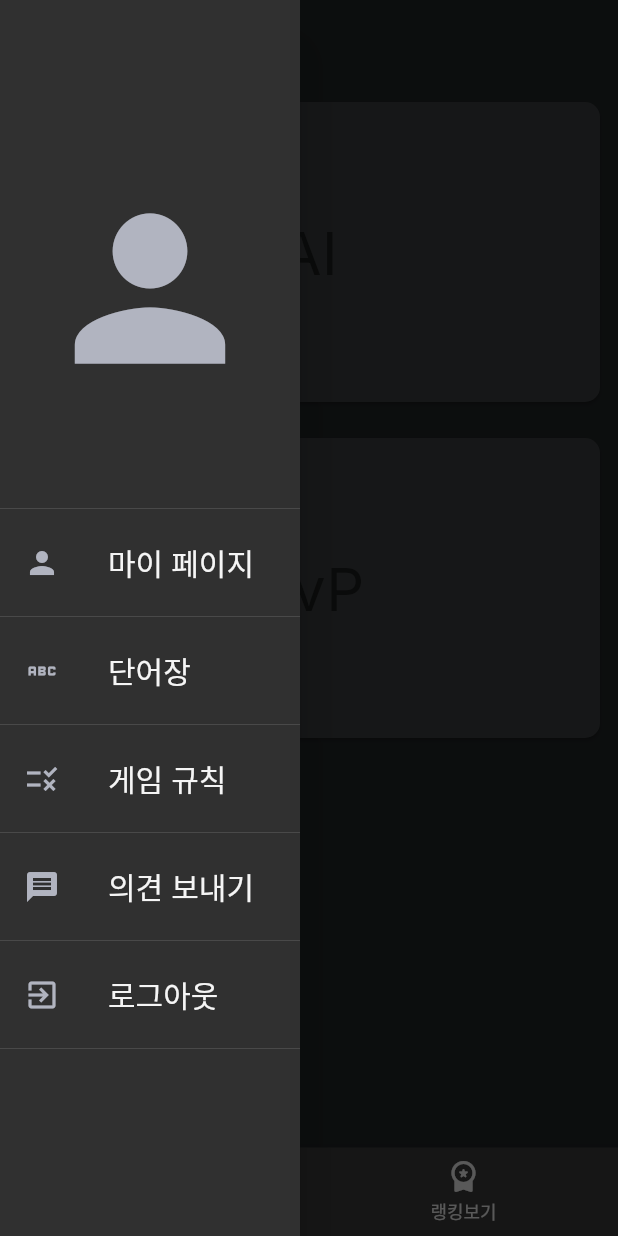
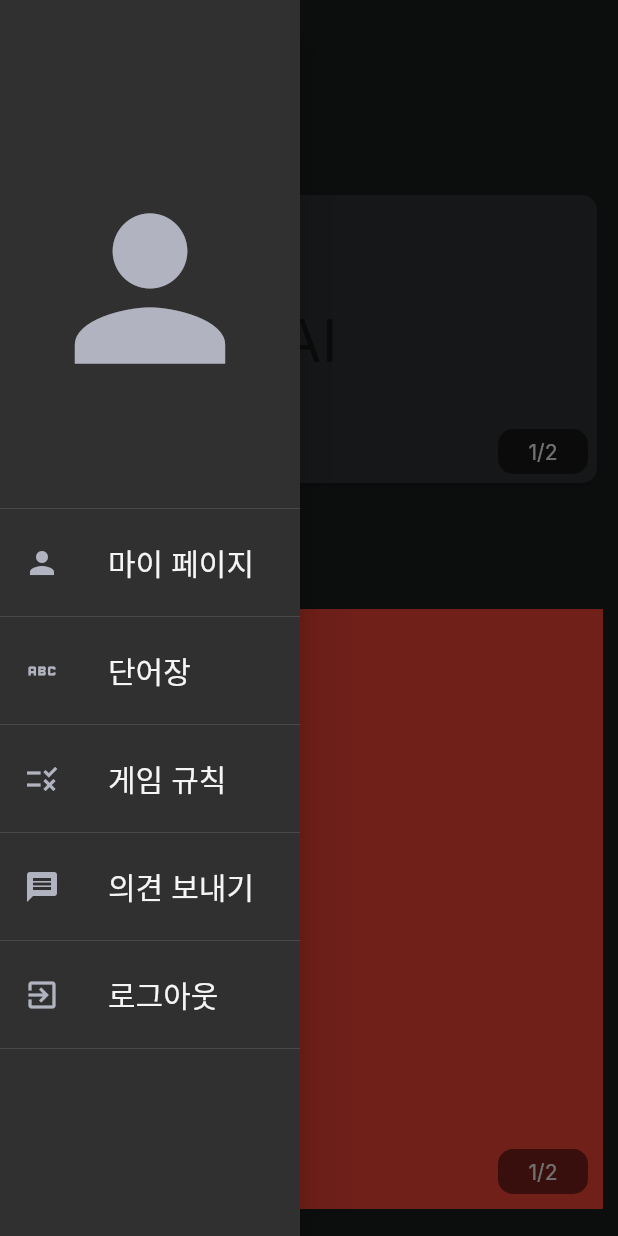
Before and after one commit to hjk1996/flutter--, a Flutter app: the HomeScreenView screen opened directly, with the side drawer open, on a phone screen of 412 x 824 dp. Run offline on Flutter 3.47's test engine with Material 2 defaults, Android fonts, the phone set to English and light mode, and no system bars; our stand-ins replace chat_bubbles, cloud_firestore, connectivity_plus, firebase_auth, firebase_core, firebase_storage and 6 more; missing offline and left inert: firebase_app_check; accounts and stored records are empty; generated files the repository leaves out were written again.

Commit message:
add rank board to homepage

```diff
--- a/lib/di/di.dart
+++ b/lib/di/di.dart
@@ -21,7 +21,7 @@ void initialSetUp() {
   getIt.registerSingleton<FirestoreRepo>(FirestoreRepoImpl(FirestoreHelper()));
   getIt.registerSingleton<FirebaseStorageRepo>(
       FirebaseStorageRepoImpl(helper: FirebaseStorageHelper()));
-  getIt.registerSingleton(Referee(wordsRepo: getIt<FirestoreRepo>()));
+  getIt.registerSingleton(Referee(repo: getIt<FirestoreRepo>()));
   getIt.registerSingleton(Connectivity());
 }
 
--- a/lib/domain/repository/firestore_repo.dart
+++ b/lib/domain/repository/firestore_repo.dart
@@ -1,4 +1,6 @@
+import 'package:text_project/domain/model/game_log.dart';
 import 'package:text_project/domain/model/last_word.dart';
+import 'package:text_project/domain/model/user_stat.dart';
 import 'package:text_project/domain/model/word.dart';
 
 abstract class FirestoreRepo {
@@ -10,5 +12,8 @@ abstract class FirestoreRepo {
   Future<String> getRandomNonKillerWord();
   Future<bool> checkWordExists(String word);
   Future<void> sendGameLog(Map<String, dynamic> log);
+  Future<void> updateUserInfoAfterGame(Map<String, dynamic> log);
   Future<void> sendFeedback(String title, String content);
+  Future<List<GameLog>> fetchUserGameLogs(int limit);
+  Future<UserStat?> fetchUserStat();
 }
--- a/lib/main.dart
+++ b/lib/main.dart
@@ -48,9 +48,10 @@ void main() async {
         ),
         ChangeNotifierProvider(
           create: (context) => UserScreenViewModel(
-            repo: GetIt.instance<FirebaseStorageRepo>(),
+            storageRepo: GetIt.instance<FirebaseStorageRepo>(),
+            storeRepo: GetIt.instance<FirestoreRepo>(),
           ),
-        ),
+        )
       ],
       builder: (context, child) => const MyApp(),
     ),
--- a/lib/presentation/game_screen/components/app_bar.dart
+++ b/lib/presentation/game_screen/components/app_bar.dart
@@ -87,9 +87,7 @@ class _GameScreenAppBarState extends State<GameScreenAppBar>
                     ? viewModel.referee.usedWords.last
                     : '',
               ),
-              CountDownTimer(
-                difficulty: viewModel.state.setting.difficulty,
-              ),
+              CountDownTimer(),
             ],
           ),
           actions: [
--- a/lib/presentation/home_screen/components/game_menu.dart
+++ b/lib/presentation/home_screen/components/game_menu.dart
@@ -2,21 +2,77 @@ import 'package:flutter/material.dart';
 import 'package:provider/provider.dart';
 import 'package:text_project/presentation/home_screen/home_screen_view_model.dart';
 
-class GameMenu extends StatelessWidget {
+class GameMenu extends StatefulWidget {
   const GameMenu({super.key});
 
   @override
+  State<GameMenu> createState() => _GameMenuState();
+}
+
+class _GameMenuState extends State<GameMenu> {
+  final _pageController = PageController(initialPage: 0);
+  int _currentPage = 0;
+
+  @override
   Widget build(BuildContext context) {
-    return SingleChildScrollView(
-      child: Column(
-        mainAxisAlignment: MainAxisAlignment.center,
+    return SizedBox(
+      height: 200,
+      width: double.infinity,
+      child: Stack(children: [
+        PageView(
+          controller: _pageController,
+          onPageChanged: (value) {
+            setState(() {
+              _currentPage = value;
+            });
+          },
           children: [
             GameMenuCard(
               content: 'AI',
-              onTap: context.read<HomeScreenViewModel>().onGameStart),
-          GameMenuCard(content: 'PvP', onTap: () {})
+              onTap: context.read<HomeScreenViewModel>().onGameStart,
+            ),
+            GameMenuCard(
+              content: 'PvP',
+              onTap: () {
+                showDialog(
+                  context: context,
+                  builder: (context) {
+                    return AlertDialog(
+                      title: const Text(
+                        "준비중입니다.",
+                        textAlign: TextAlign.center,
+                      ),
+                      actions: [
+                        TextButton(
+                          onPressed: () {
+                            Navigator.of(context).pop();
+                          },
+                          child: const Text("확인"),
+                        ),
+                      ],
+                    );
+                  },
+                );
+              },
+            ),
           ],
         ),
+        Positioned(
+          bottom: 10,
+          right: 10,
+          child: ClipRRect(
+            borderRadius: BorderRadius.circular(10),
+            child: Container(
+              width: 60,
+              height: 30,
+              color: Colors.black.withOpacity(0.5),
+              child: Center(
+                child: Text("${_currentPage + 1}/2"),
+              ),
+            ),
+          ),
+        )
+      ]),
     );
   }
 }
@@ -28,16 +84,10 @@ class GameMenuCard extends StatelessWidget {
 
   @override
   Widget build(BuildContext context) {
-    return Padding(
-      padding: const EdgeInsets.all(8.0),
-      child: InkWell(
+    return InkWell(
       onTap: onTap,
       child: Card(
-          shape:
-              RoundedRectangleBorder(borderRadius: BorderRadius.circular(10)),
-          child: SizedBox(
-            width: double.infinity,
-            height: 200,
+        shape: RoundedRectangleBorder(borderRadius: BorderRadius.circular(10)),
         child: Center(
           child: Text(
             content,
@@ -45,8 +95,6 @@ class GameMenuCard extends StatelessWidget {
           ),
         ),
       ),
-        ),
-      ),
     );
   }
 }
--- /dev/null
+++ b/lib/presentation/home_screen/components/rank_board.dart
@@ -0,0 +1,63 @@
+import 'package:flutter/cupertino.dart';
+import 'package:flutter/material.dart';
+import 'package:flutter/src/widgets/container.dart';
+import 'package:flutter/src/widgets/framework.dart';
+
+class RankBoard extends StatefulWidget {
+  const RankBoard({super.key});
+
+  @override
+  State<RankBoard> createState() => _RankBoardState();
+}
+
+class _RankBoardState extends State<RankBoard> {
+  final _pageController = PageController();
+  int _currentPage = 0;
+
+  @override
+  Widget build(BuildContext context) {
+    return SizedBox(
+      width: double.infinity,
+      height: 400,
+      child: Stack(
+        children: [
+          PageView(
+            controller: _pageController,
+            onPageChanged: (value) {
+              setState(() {
+                _currentPage = value;
+              });
+            },
+            children: [
+              Container(
+                width: double.infinity,
+                height: 400,
+                color: Colors.red,
+              ),
+              Container(
+                width: double.infinity,
+                height: 400,
+                color: Colors.blue,
+              ),
+            ],
+          ),
+          Positioned(
+            bottom: 10,
+            right: 10,
+            child: ClipRRect(
+              borderRadius: BorderRadius.circular(10),
+              child: Container(
+                width: 60,
+                height: 30,
+                color: Colors.black.withOpacity(0.5),
+                child: Center(
+                  child: Text("${_currentPage + 1}/2"),
+                ),
+              ),
+            ),
+          )
+        ],
+      ),
+    );
+  }
+}
--- a/lib/presentation/home_screen/home_screen_view.dart
+++ b/lib/presentation/home_screen/home_screen_view.dart
@@ -10,6 +10,7 @@ import 'package:text_project/presentation/common/yes_or_no_dialog.dart';
 import 'package:text_project/presentation/game_screen/game_screen_view.dart';
 import 'package:text_project/presentation/home_screen/components/drawer.dart';
 import 'package:text_project/presentation/home_screen/components/game_menu.dart';
+import 'package:text_project/presentation/home_screen/components/rank_board.dart';
 import 'package:text_project/presentation/home_screen/home_screen_event.dart';
 import 'package:text_project/presentation/home_screen/home_screen_view_model.dart';
 import 'package:text_project/presentation/initial_screen/initial_screen_view.dart';
@@ -101,41 +102,36 @@ class _HomeScreenViewState extends State<HomeScreenView> {
 
   @override
   Widget build(BuildContext context) {
-    final viewModel = context.read<HomeScreenViewModel>();
-
     return Scaffold(
       resizeToAvoidBottomInset: false,
       appBar: AppBar(),
       drawer: const HomeDrawer(),
-      body: Consumer<HomeScreenViewModel>(
-        builder: (context, vm, child) {
-          return PageView(
-            controller: vm.pageController,
-            onPageChanged: vm.changePage,
-            children: const [
-              GameMenu(),
-              RankPage(),
+      body: Padding(
+        padding: const EdgeInsets.all(10),
+        child: SingleChildScrollView(
+          child: Column(
+            crossAxisAlignment: CrossAxisAlignment.start,
+            children: [
+              Text(
+                "게임",
+                style: Theme.of(context).textTheme.headline4!.copyWith(
+                      color: Colors.white,
+                    ),
+              ),
+              const SizedBox(height: 10),
+              const GameMenu(),
+              const SizedBox(height: 20),
+              Text(
+                "랭킹",
+                style: Theme.of(context).textTheme.headline4!.copyWith(
+                      color: Colors.white,
+                    ),
+              ),
+              const SizedBox(height: 10),
+              const RankBoard()
             ],
-          );
-        },
-      ),
-      bottomNavigationBar: Consumer<HomeScreenViewModel>(
-        builder: (context, vm, child) {
-          return BottomNavigationBar(
-            currentIndex: vm.pageIndex,
-            onTap: viewModel.pageController.jumpToPage,
-            items: const [
-              BottomNavigationBarItem(
-                icon: Icon(Icons.gamepad),
-                label: '게임하기',
-              ),
-              BottomNavigationBarItem(
-                icon: Icon(Icons.workspace_premium_rounded),
-                label: '랭킹보기',
-              ),
-            ],
-          );
-        },
+          ),
+        ),
       ),
     );
   }
--- a/lib/presentation/user_screen/user_screen_state.dart
+++ b/lib/presentation/user_screen/user_screen_state.dart
@@ -1,10 +1,9 @@
-import 'dart:io';
 
 import 'package:firebase_auth/firebase_auth.dart';
-import 'package:flutter/cupertino.dart';
 import 'package:flutter/foundation.dart';
 import 'package:freezed_annotation/freezed_annotation.dart';
-import 'package:image_picker/image_picker.dart';
+import 'package:text_project/domain/model/game_log.dart';
+import 'package:text_project/domain/model/user_stat.dart';
 
 part 'user_screen_state.freezed.dart';
 
@@ -12,6 +11,7 @@ part 'user_screen_state.freezed.dart';
 class UserScreenState with _$UserScreenState {
   factory UserScreenState({
     required User? user,
+    required UserStat? userStat,
     required Uint8List? realPhoto,
     required String? realName,
     required Uint8List? edittedPhoto,
--- a/pubspec.yaml
+++ b/pubspec.yaml
@@ -75,8 +75,9 @@ flutter:
   uses-material-design: true
 
   # To add assets to your application, add an assets section, like this:
-  # assets:
-  #   - assets/words.json
+  assets:
+    - assets/icons/robot.png
+
 
   # An image asset can refer to one or more resolution-specific "variants", see
   # https://flutter.dev/assets-and-images/#resolution-aware
```
Also changed, not shown: lib/data/data_source/firestore_helper.dart (+62 -0 lines), lib/data/repository/firestore_repo_impl.dart (+18 -0 lines), lib/domain/model/game_log.dart (added, +19 -0 lines), lib/domain/model/user_stat.dart (added, +18 -0 lines), lib/presentation/game_screen/bl/referee.dart (+21 -27 lines), lib/presentation/game_screen/components/countdown_timer.dart (+5 -21 lines), lib/presentation/game_screen/components/game_setting_dialog.dart (+4 -3 lines), lib/presentation/game_screen/components/opponent_chat_bubble.dart (+5 -3 lines), lib/presentation/home_screen/components/game_rule_dialog.dart (+6 -2 lines), lib/presentation/user_screen/user_screen.dart (+10 -3 lines), lib/presentation/user_screen/user_screen_view_model.dart (+24 -8 lines), lib/domain/model/game_log.freezed.dart (added), lib/domain/model/game_log.g.dart (added), lib/domain/model/user_stat.freezed.dart (added), 2 more files. Lines whose indentation alone changed are shown as unchanged.
